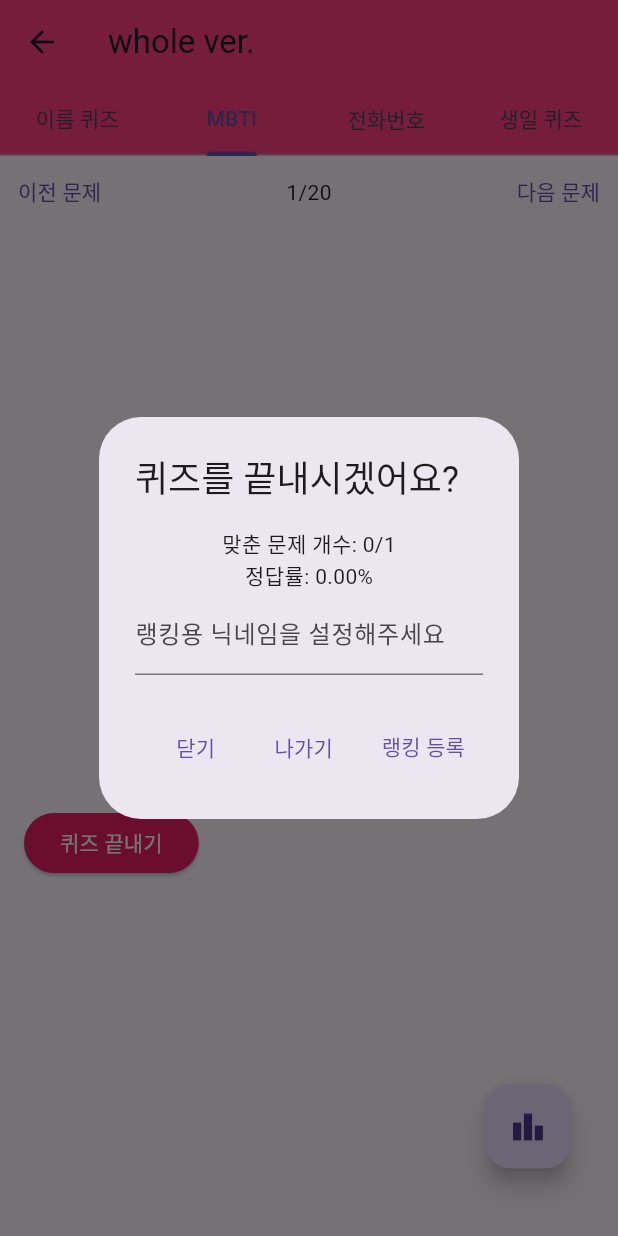
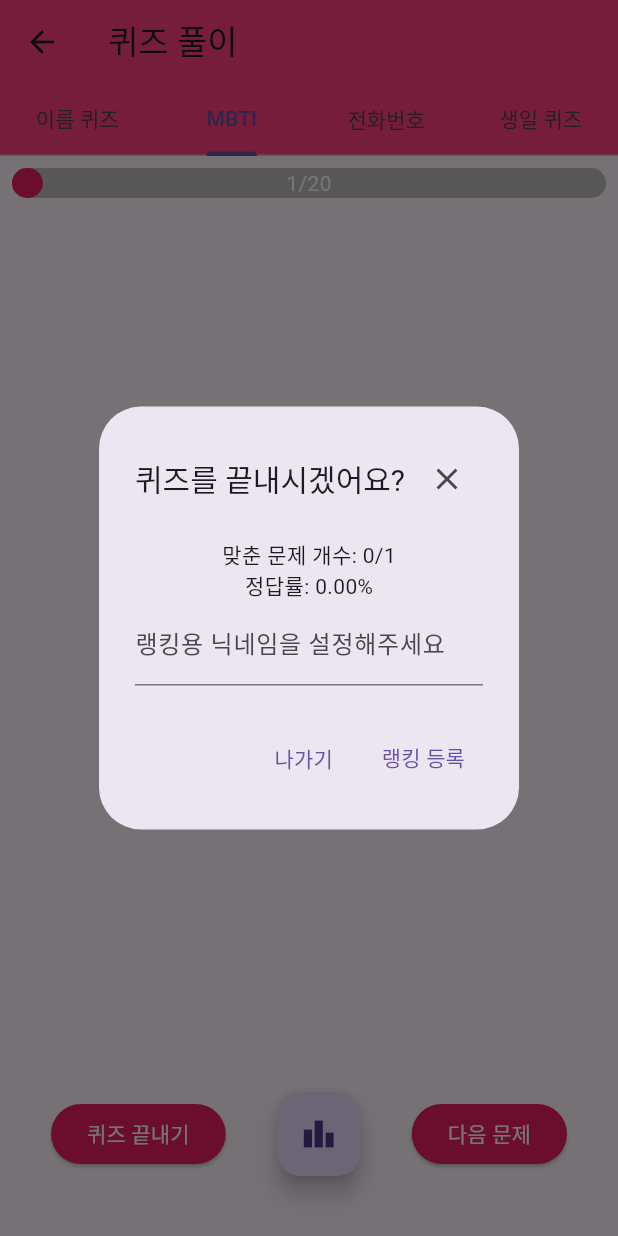
Before and after one commit to aksnd/molipcamp_start, a Flutter app: the free_page screen opened directly, tab 2 chosen, after a tap on "퀴즈 끝내기", on a phone screen of 412 x 824 dp. Run offline on Flutter 3.47's test engine with Material 3 defaults, Android fonts, the light colour scheme and no system bars; our stand-ins replace contacts_service, flutter_native_contact_picker, image_picker, permission_handler, shared_preferences; missing offline and left inert: a package; accounts and stored records are empty.

Commit message:
progress-bar

```diff
--- a/lib/main.dart
+++ b/lib/main.dart
@@ -98,7 +98,7 @@ class _NavigationBarState extends State<NavigationBarWidget> {
           ),
         ],
         currentIndex: _selectedIndex,
-        selectedItemColor: Colors.amber[800],
+        selectedItemColor: Colors.pink,
         onTap: _onItemTapped,
       ),
     );
--- a/lib/quiz/quiz_mbti.dart
+++ b/lib/quiz/quiz_mbti.dart
@@ -9,6 +9,7 @@ import 'package:kaist_week1/ranking_provider.dart';
 import 'quiz_phonenumber.dart';
 import 'package:kaist_week1/main.dart';
 import 'package:kaist_week1/quiz/utils/calculator.dart';
+import 'package:kaist_week1/quiz/utils/progress_bar.dart';
 
 //MBTI 퀴즈 - 탭2
 
@@ -132,7 +133,18 @@ class _MBTIQuizPageState extends State<MBTIQuizPage> {
       builder: (context) {
         TextEditingController _mbti_nicknameController = TextEditingController();
         return AlertDialog(
-          title: Text('퀴즈를 끝내시겠어요?'),
+          title: Row(
+            mainAxisAlignment: MainAxisAlignment.spaceBetween,
+            children: [
+              Text('퀴즈를 끝내시겠어요?', style: TextStyle(fontSize: 20),),
+              IconButton(
+                icon: Icon(Icons.close),
+                onPressed: () {
+                  Navigator.of(context).pop();
+                },
+              ),
+            ],
+          ),
           content: Column(
             mainAxisSize: MainAxisSize.min,
             children: [
@@ -147,12 +159,7 @@ class _MBTIQuizPageState extends State<MBTIQuizPage> {
             ],
           ),
           actions: [
-            TextButton(
-              onPressed: () {
-                Navigator.of(context).pop();
-              },
-              child: Text('닫기'),
-            ),
+
        TextButton(
             onPressed: () {
               Navigator.pushAndRemoveUntil(
@@ -211,23 +218,21 @@ class _MBTIQuizPageState extends State<MBTIQuizPage> {
             return Container(
               padding: EdgeInsets.all(16),
               child: Column(
-                crossAxisAlignment: CrossAxisAlignment.start,
+                crossAxisAlignment: CrossAxisAlignment.center,
                 mainAxisSize: MainAxisSize.min,
                 children: [
-                  Container(
-                    decoration: BoxDecoration(
-                      borderRadius: BorderRadius.circular(10),
-                      color: Colors.pink,
-                    ),
-                    padding: EdgeInsets.symmetric(horizontal: 16, vertical: 8),
-                    child: Text(
+                  Row(
+                    children: [
+                      Text(
                         'mbti 퀴즈 랭킹',
                         style: TextStyle(
                           fontSize: 18,
                           fontWeight: FontWeight.bold,
-                        color: Colors.white,
+                          color: Colors.pink,
                         ),
                       ),
+                      Icon(Icons.auto_awesome, color: Colors.pink,)
+                    ],
                   ),
                   SizedBox(height: 16),
                   rankings.isEmpty
@@ -323,32 +328,27 @@ class _MBTIQuizPageState extends State<MBTIQuizPage> {
           child: Column(
             mainAxisSize: MainAxisSize.min,
             children: [
-              Row(
-                mainAxisAlignment: MainAxisAlignment.spaceBetween,
-                children: [
-                  TextButton(
-                    onPressed: _previousQuestion,
-                    child: Text('이전 문제'),
+              Padding(
+                padding: const EdgeInsets.all(8.0),
+                child: buildProgressBar(context, currentIndex, contactsProvider.widget3GroupFilteredContacts.length),
               ),
-                  Text('${currentIndex + 1}/${contactsProvider.widget3GroupFilteredContacts.length}'),
-                  TextButton(
-                    onPressed: _nextQuestion,
-                    child: Text('다음 문제'),
-                  ),
-                ],
-              ),
+              // Text('${currentIndex + 1}/${contactsProvider.widget3GroupFilteredContacts.length}'),
+
               Container(
                 width: 120,
                 height: 120,
                 child: ClipRRect(
                   borderRadius: BorderRadius.circular(8.0),
-                  child: contact != null ? _getImageProvider(contact!.image) : SizedBox.shrink(),
+                  child: contact != null
+                      ? _getImageProvider(contact!.image)
+                      : SizedBox.shrink(),
                 ),
               ),
+
               Padding(
                 padding: const EdgeInsets.all(16.0),
                 child: Column(
-                  crossAxisAlignment: CrossAxisAlignment.start,
+                  crossAxisAlignment: CrossAxisAlignment.center,
                   children: [
                     Text(
                       contact != null ? "이름: ${contact!.name}" : "이름 없음",
@@ -365,31 +365,25 @@ class _MBTIQuizPageState extends State<MBTIQuizPage> {
                         color: Colors.grey[700],
                       ),
                     ),
-                    SizedBox(height: 16),
-                    ...options.map((option) => ElevatedButton(
+                    SizedBox(height: 8),
+                    Center(
+                      child: Column(
+                        children: options
+                            .map((option) => Padding(
+                          padding: const EdgeInsets.all(5.0),
+                          child: ElevatedButton(
                             onPressed: () => _checkAnswer(option),
                             child: Text(option),
-                    )),
+                          ),
+                        ))
+                            .toList(),
+                      ),
+                    ),
                   ],
                 ),
               ),
 
-              SizedBox(height: 12,),
-              Align(
-                alignment: Alignment.bottomLeft,
-                child: Padding(
-                  padding: const EdgeInsets.only(left: 16, bottom: 16),
-                  child: ElevatedButton(
-                    onPressed: _showCompletionDialog,
-                    style: ElevatedButton.styleFrom(
-                      backgroundColor: Colors.pink,
-                      shape: RoundedRectangleBorder(
-                        borderRadius: BorderRadius.circular(20),
-                      ),
-                    ),
-                    child: Text('퀴즈 끝내기', style: TextStyle(color: Colors.white),),
-                  ),
-                ),),
+
             ],
           ),
         ),
@@ -398,17 +392,40 @@ class _MBTIQuizPageState extends State<MBTIQuizPage> {
 
 
       ),
-      floatingActionButton: Stack(
-          children:[ Positioned(
-            bottom: 16 + 13,
-            right: 16,
-            child: FloatingActionButton(
+      bottomNavigationBar: Padding(
+        padding: const EdgeInsets.only(bottom: 40.0),
+        child: Row(
+          mainAxisAlignment: MainAxisAlignment.spaceEvenly,
+          children: [
+            ElevatedButton(
+              onPressed: _showCompletionDialog,
+              style: ElevatedButton.styleFrom(
+                backgroundColor: Colors.pink,
+                shape: RoundedRectangleBorder(
+                  borderRadius: BorderRadius.circular(20),
+                ),
+              ),
+              child: Text('퀴즈 끝내기', style: TextStyle(color: Colors.white)),
+            ),
+            FloatingActionButton(
               onPressed: _showRankingModal,
               child: Icon(Icons.leaderboard),
               tooltip: 'mbti 퀴즈 랭킹보기',
             ),
-          ),]
+            ElevatedButton(
+              onPressed: _nextQuestion,
+              style: ElevatedButton.styleFrom(
+                backgroundColor: Colors.pink,
+                shape: RoundedRectangleBorder(
+                  borderRadius: BorderRadius.circular(20),
                 ),
+              ),
+              child: Text('다음 문제', style: TextStyle(color: Colors.white)),
+            ),
+          ],
+        ),
+      ),
+
 
 
     );
--- a/lib/quiz/quiz_name.dart
+++ b/lib/quiz/quiz_name.dart
@@ -9,6 +9,7 @@ import 'quiz_phonenumber.dart';
 import 'package:kaist_week1/mode_select.dart';
 import 'package:kaist_week1/main.dart';
 import 'package:kaist_week1/quiz/utils/calculator.dart';
+import 'package:kaist_week1/quiz/utils/progress_bar.dart';
 //이름 퀴즈 - 탭1
 
 class NameQuizPage extends StatefulWidget {
@@ -28,8 +29,11 @@ class _NameQuizPageState extends State<NameQuizPage> {
   void initState() {
     super.initState();
     WidgetsBinding.instance.addPostFrameCallback((_) {
-      final contactsProvider = Provider.of<ContactsProvider>(context, listen: false);
-      filteredContacts = contactsProvider.widget3GroupFilteredContacts.where((contact) => contact.image != 'assets/images/default.png').toList();
+      final contactsProvider =
+          Provider.of<ContactsProvider>(context, listen: false);
+      filteredContacts = contactsProvider.widget3GroupFilteredContacts
+          .where((contact) => contact.image != 'assets/images/default.png')
+          .toList();
       if (filteredContacts.isNotEmpty) {
         setState(() {
           contact = filteredContacts[currentIndex];
@@ -48,18 +52,20 @@ class _NameQuizPageState extends State<NameQuizPage> {
     correctAnswer = contact!.name;
     options = [correctAnswer];
 
-    final contactsProvider = Provider.of<ContactsProvider>(context, listen: false);
+    final contactsProvider =
+        Provider.of<ContactsProvider>(context, listen: false);
     Random random = Random();
-    for(int i=0;i<filteredContacts.length*4;i++){
-      if(options.length>=3)
-        break;
-      String randomName = filteredContacts[random.nextInt(filteredContacts.length)].name;
+    for (int i = 0; i < filteredContacts.length * 4; i++) {
+      if (options.length >= 3) break;
+      String randomName =
+          filteredContacts[random.nextInt(filteredContacts.length)].name;
       if (!options.contains(randomName)) {
         options.add(randomName);
       }
     }
     while (options.length < 3) {
-      String randomName = contactsProvider.contacts[random.nextInt(contactsProvider.contacts.length)].name;
+      String randomName = contactsProvider
+          .contacts[random.nextInt(contactsProvider.contacts.length)].name;
       if (!options.contains(randomName)) {
         options.add(randomName);
       }
@@ -102,21 +108,18 @@ class _NameQuizPageState extends State<NameQuizPage> {
   }
 
   void _nextQuestion() {
-
     setState(() {
       if (currentIndex < filteredContacts.length - 1) {
         currentIndex++;
         contact = filteredContacts[currentIndex];
         _generateNameQuizOptions();
-      }
-      else {
+      } else {
         _showCompletionDialog();
       }
     });
   }
 
   void _previousQuestion() {
-
     setState(() {
       if (currentIndex > 0) {
         currentIndex--;
@@ -127,21 +130,38 @@ class _NameQuizPageState extends State<NameQuizPage> {
   }
 
   void _showCompletionDialog() {
-
-    final contactsProvider = Provider.of<ContactsProvider>(context, listen: false);
-    double correctRate = calculateCorrectRate(answercount_name, currentIndex+1);
+    final contactsProvider =
+        Provider.of<ContactsProvider>(context, listen: false);
+    double correctRate =
+        calculateCorrectRate(answercount_name, currentIndex + 1);
 
     showDialog(
       context: context,
       barrierDismissible: false,
       builder: (context) {
-        TextEditingController _name_nicknameController = TextEditingController();
-        return AlertDialog(
-          title: Text('퀴즈를 끝내시겠어요?'),
+        TextEditingController _name_nicknameController =
+            TextEditingController();
+        return SingleChildScrollView(
+          child: AlertDialog(
+            title: Row(
+              mainAxisAlignment: MainAxisAlignment.spaceBetween,
+              children: [
+                Text(
+                  '퀴즈를 끝내시겠어요?',
+                  style: TextStyle(fontSize: 20),
+                ),
+                IconButton(
+                  icon: Icon(Icons.close),
+                  onPressed: () {
+                    Navigator.of(context).pop();
+                  },
+                ),
+              ],
+            ),
             content: Column(
               mainAxisSize: MainAxisSize.min,
               children: [
-              Text('맞춘 문제 개수: $answercount_name/${currentIndex+1}'),
+                Text('맞춘 문제 개수: $answercount_name/${currentIndex + 1}'),
                 Text('정답률: ${correctRate.toStringAsFixed(2)}%'),
                 TextField(
                   controller: _name_nicknameController,
@@ -154,16 +174,11 @@ class _NameQuizPageState extends State<NameQuizPage> {
             actions: [
               TextButton(
                 onPressed: () {
-                Navigator.of(context).pop();
-              },
-              child: Text('닫기'),
-            ),
-            TextButton(
-              onPressed: () {
                   Navigator.pushAndRemoveUntil(
                     context,
                     MaterialPageRoute(
-                    builder: (context) => NavigationBarWidget(initialIndex: 2),),
+                      builder: (context) => NavigationBarWidget(initialIndex: 2),
+                    ),
                     (route) => false,
                   );
                 },
@@ -173,7 +188,8 @@ class _NameQuizPageState extends State<NameQuizPage> {
                 onPressed: () {
                   Provider.of<RankingProvider>(context, listen: false).addRanking(
                       _name_nicknameController.text,
-                    answercount_name, currentIndex+1,
+                      answercount_name,
+                      currentIndex + 1,
                       'name');
                   Navigator.of(context).pop();
                   ScaffoldMessenger.of(context).showSnackBar(
@@ -189,7 +205,7 @@ class _NameQuizPageState extends State<NameQuizPage> {
                   );
                   setState(() {
                     currentIndex = 0;
-                  answercount_name=0;
+                    answercount_name = 0;
                     contact = filteredContacts[currentIndex];
                     _generateNameQuizOptions();
                   });
@@ -197,11 +213,11 @@ class _NameQuizPageState extends State<NameQuizPage> {
                 child: Text('랭킹 등록'),
               ),
             ],
+          ),
         );
       },
     );
   }
-
 
   void _showRankingModal() {
     showModalBottomSheet(
@@ -217,20 +233,18 @@ class _NameQuizPageState extends State<NameQuizPage> {
                 crossAxisAlignment: CrossAxisAlignment.start,
                 mainAxisSize: MainAxisSize.min,
                 children: [
-                  Container(
-                    decoration: BoxDecoration(
-                      borderRadius: BorderRadius.circular(10),
-                      color: Colors.pink,
-                    ),
-                    padding: EdgeInsets.symmetric(horizontal: 16, vertical: 8),
-                    child: Text(
+                  Row(
+                    children: [
+                      Text(
                         '이름 퀴즈 랭킹',
                         style: TextStyle(
                           fontSize: 18,
                           fontWeight: FontWeight.bold,
-                        color: Colors.white,
+                          color: Colors.pink,
                         ),
                       ),
+                      Icon(Icons.auto_awesome, color: Colors.pink,)
+                    ],
                   ),
                   SizedBox(height: 16),
                   rankings.isEmpty
@@ -276,7 +290,8 @@ class _NameQuizPageState extends State<NameQuizPage> {
                                           '점수: ${entry.score}',
                                           style: TextStyle(fontSize: 14),
                                         ),
-                                  Text('정답률: ${entry.correctRate.toStringAsFixed(2)}%'),
+                                        Text(
+                                            '정답률: ${entry.correctRate.toStringAsFixed(2)}%'),
                                       ],
                                     ),
                                     IconButton(
@@ -301,6 +316,7 @@ class _NameQuizPageState extends State<NameQuizPage> {
       },
     );
   }
+
   Image _getImageProvider(String imageUrl) {
     if (imageUrl.startsWith('asset') || imageUrl.startsWith('assets')) {
       return Image.asset(imageUrl, fit: BoxFit.cover);
@@ -308,6 +324,7 @@ class _NameQuizPageState extends State<NameQuizPage> {
       return Image.file(File(imageUrl), fit: BoxFit.cover);
     }
   }
+
   @override
   Widget build(BuildContext context) {
     if (filteredContacts.isEmpty) {
@@ -317,42 +334,31 @@ class _NameQuizPageState extends State<NameQuizPage> {
       return Center(child: CircularProgressIndicator());
     }
 
-
     return Scaffold(
-      body:SingleChildScrollView(
-        child: Column(
-          mainAxisSize: MainAxisSize.min,
-          children: [
-            Row(
-              mainAxisAlignment: MainAxisAlignment.spaceBetween,
-              children: [
-                TextButton(
-                  onPressed: _previousQuestion,
-                  child: Text('이전 문제'),
-                ),
-                Text('${currentIndex + 1}/${filteredContacts.length}'),
-                TextButton(
-                  onPressed: _nextQuestion,
-                  child: Text('다음 문제'),
-                ),
-              ],
+      body: SingleChildScrollView(
+        child: Column(mainAxisSize: MainAxisSize.min, children: [
+          // Text('${currentIndex + 1}/${filteredContacts.length}'),
+          Padding(
+            padding: const EdgeInsets.all(8.0),
+            child: buildProgressBar(context, currentIndex, filteredContacts.length),
           ),
           Container(
             width: 120,
             height: 120,
             child: ClipRRect(
               borderRadius: BorderRadius.circular(8.0),
-                child: contact != null ? _getImageProvider(contact!.image) : SizedBox.shrink(),
+              child: contact != null
+                  ? _getImageProvider(contact!.image)
+                  : SizedBox.shrink(),
             ),
           ),
-            SizedBox(height: 20),
+          SizedBox(height: 10),
           Padding(
-              padding: const EdgeInsets.all(16.0),
+            padding: const EdgeInsets.all(15.0),
             child: Column(
-                crossAxisAlignment: CrossAxisAlignment.start,
+              crossAxisAlignment: CrossAxisAlignment.center,
+
               children: [
-
-                  SizedBox(height: 8),
                 Text(
                   "이 사람의 이름은?",
                   style: TextStyle(
@@ -361,21 +367,30 @@ class _NameQuizPageState extends State<NameQuizPage> {
                   ),
                 ),
                 SizedBox(height: 16),
-                  ...options.map((option) => ElevatedButton(
+                Center(
+                  child: Column(
+                    children: options
+                        .map((option) => Padding(
+                              padding: const EdgeInsets.all(5.0),
+                              child: ElevatedButton(
                                 onPressed: () => _checkAnswer(option),
                                 child: Text(option),
-                  )),
+                              ),
+                            ))
+                        .toList(),
+                  ),
+                ),
               ],
-
             ),
-
           ),
-            SizedBox(height: 12,),
-            Align(
-              alignment: Alignment.bottomLeft,
-              child: Padding(
-                padding: const EdgeInsets.only(left: 16, bottom: 16),
-                child: ElevatedButton(
+        ]),
+      ),
+      bottomNavigationBar: Padding(
+        padding: const EdgeInsets.only(bottom: 40.0),
+        child: Row(
+          mainAxisAlignment: MainAxisAlignment.spaceEvenly,
+          children: [
+            ElevatedButton(
               onPressed: _showCompletionDialog,
               style: ElevatedButton.styleFrom(
                 backgroundColor: Colors.pink,
@@ -383,26 +398,26 @@ class _NameQuizPageState extends State<NameQuizPage> {
                   borderRadius: BorderRadius.circular(20),
                 ),
               ),
-                  child: Text('퀴즈 끝내기', style: TextStyle(color: Colors.white),),
+              child: Text('퀴즈 끝내기', style: TextStyle(color: Colors.white)),
             ),
-              ),),
-          ],
-        ),
-      ),
-
-      floatingActionButton: Stack(
-        children:[ Positioned(
-          bottom: 16 + 13,
-          right: 16,
-          child: FloatingActionButton(
+            FloatingActionButton(
               onPressed: _showRankingModal,
               child: Icon(Icons.leaderboard),
               tooltip: '이름 퀴즈 랭킹보기',
             ),
-        ),]
+            ElevatedButton(
+              onPressed: _nextQuestion,
+              style: ElevatedButton.styleFrom(
+                backgroundColor: Colors.pink,
+                shape: RoundedRectangleBorder(
+                  borderRadius: BorderRadius.circular(20),
                 ),
-
+              ),
+              child: Text('다음 문제', style: TextStyle(color: Colors.white)),
+            ),
+          ],
+        ),
+      ),
     );
   }
-
 }
--- /dev/null
+++ b/lib/quiz/utils/progress_bar.dart
@@ -0,0 +1,37 @@
+// utils/progress_bar.dart
+import 'package:flutter/material.dart';
+import 'package:kaist_week1/quiz/quiz_phonenumber.dart';
+import 'package:kaist_week1/quiz/quiz_mbti.dart';
+
+
+Widget buildProgressBar(BuildContext context, int currentIndex, int totalCount) {
+  double progress = (currentIndex + 1) / totalCount;
+  return Stack(
+    children: [
+      Container(
+        width: double.infinity,
+        height: 20,
+        decoration: BoxDecoration(
+          color: Colors.grey[400],
+          borderRadius: BorderRadius.circular(15),
+        ),
+      ),
+      Container(
+        width: progress * MediaQuery.of(context).size.width,
+        height: 20,
+        decoration: BoxDecoration(
+          color: Colors.pink,
+          borderRadius: BorderRadius.circular(15),
+        ),
+      ),
+      Positioned.fill(
+        child: Center(
+          child: Text(
+            '${currentIndex + 1}/${totalCount}',
+            style: TextStyle(color: Colors.white),
+          ),
+        ),
+      ),
+    ],
+  );
+}
--- a/lib/whoe_quiz_page.dart
+++ b/lib/whoe_quiz_page.dart
@@ -23,7 +23,7 @@ class free_page extends StatelessWidget {
       length: 4,
       child: Scaffold(
         appBar: AppBar(
-          title: const Text('whole ver.'),
+          title: const Text('퀴즈 풀이'),
           backgroundColor: Colors.pinkAccent,
           bottom: TabBar(
             tabs: [
```
Also changed, not shown: lib/quiz/quiz_birthday.dart (+63 -52 lines), lib/quiz/quiz_phonenumber.dart (+70 -54 lines). Lines whose indentation alone changed are shown as unchanged.
